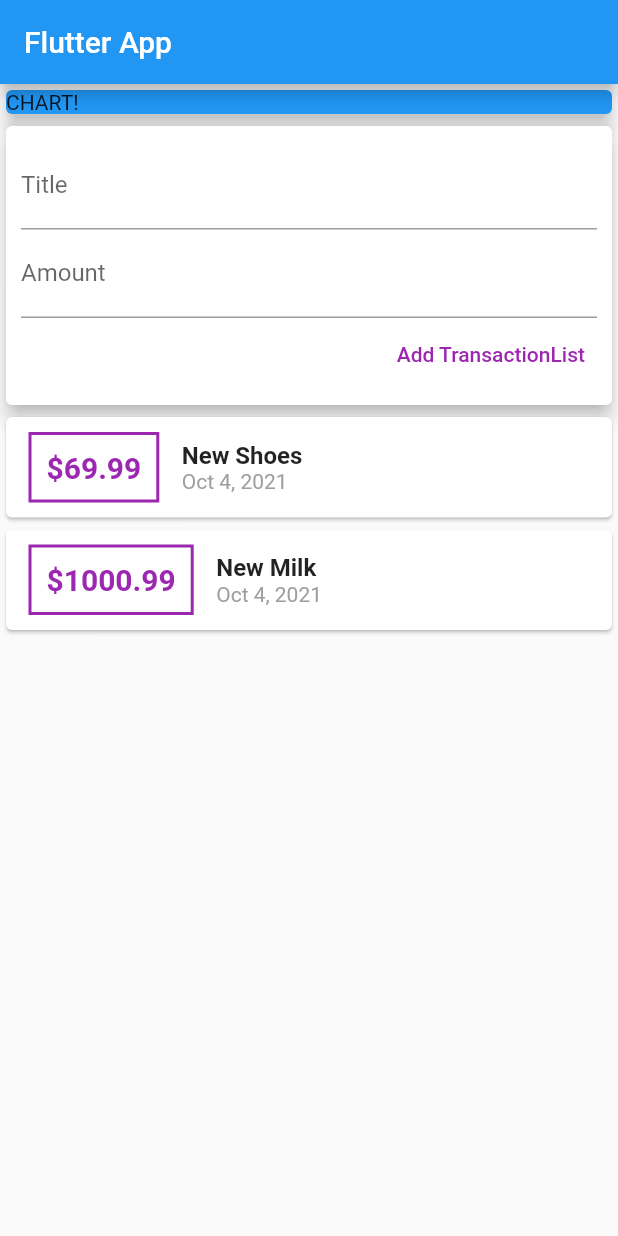
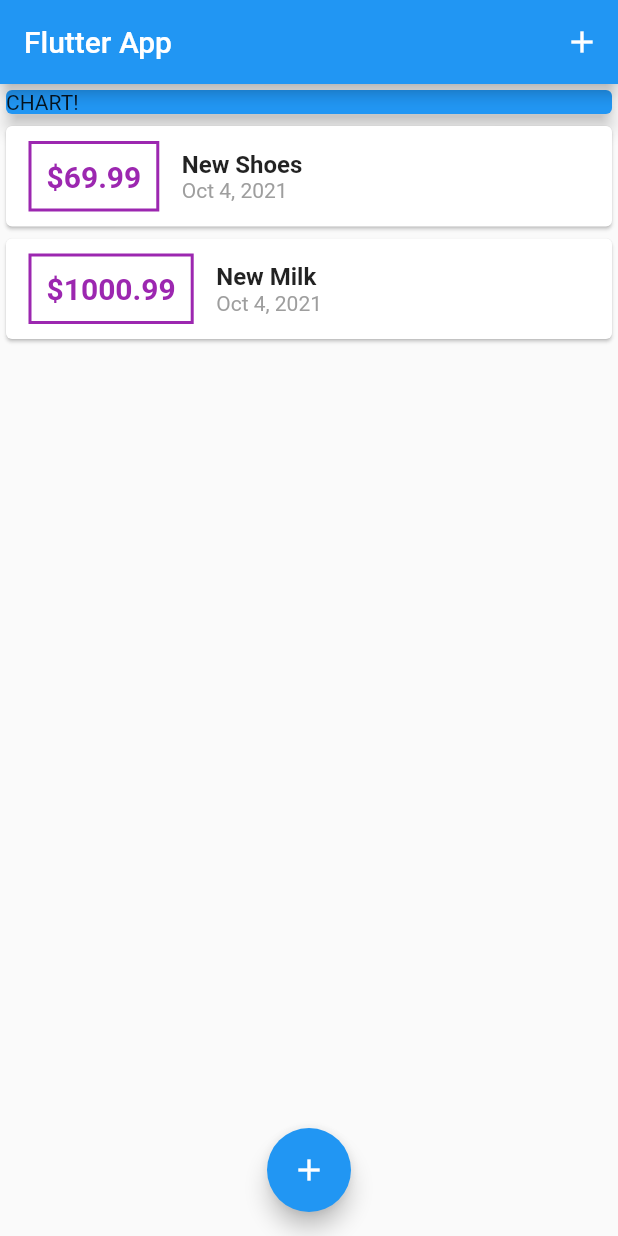
Before and after one commit to HHHMHA/expense-tracker, a Flutter app: the screen it shows after launch, on a phone screen of 412 x 824 dp. Run offline on Flutter 3.47's test engine with Material 2 defaults, Android fonts, the phone set to English and light mode, and no system bars.

Commit message:
Use Modal For Transaction Form

```diff
--- a/lib/main.dart
+++ b/lib/main.dart
@@ -1,4 +1,6 @@
-import 'package:expense_tracker/widgets/transactions_container.dart';
+import 'package:expense_tracker/models/transaction.dart';
+import 'package:expense_tracker/widgets/transaction_form.dart';
+import 'package:expense_tracker/widgets/transaction_list.dart';
 import 'package:flutter/material.dart';
 
 void main() => runApp(MyApp());
@@ -13,12 +15,30 @@ class MyApp extends StatelessWidget {
   }
 }
 
-class MyHomePage extends StatelessWidget {
+class MyHomePage extends StatefulWidget {
+  @override
+  _MyHomePageState createState() => _MyHomePageState();
+}
+
+class _MyHomePageState extends State<MyHomePage> {
+  final List<Transaction> _transactions = [
+    Transaction(
+        id: "1", title: "New Shoes", amount: 69.99, date: DateTime.now()),
+    Transaction(
+        id: "2", title: "New Milk", amount: 1000.99, date: DateTime.now()),
+  ];
+
   @override
   Widget build(BuildContext context) {
     return Scaffold(
       appBar: AppBar(
         title: Text('Flutter App'),
+        actions: [
+          IconButton(
+            icon: Icon(Icons.add),
+            onPressed: () => _showAddTransactionForm(context),
+          ),
+        ],
       ),
       body: SingleChildScrollView(
         child: Column(
@@ -32,10 +52,33 @@ class MyHomePage extends StatelessWidget {
                 elevation: 5,
               ),
             ),
-            TransactionsContainer()
+            TransactionList(
+              transactions: _transactions,
+            )
           ],
         ),
       ),
+      floatingActionButton: FloatingActionButton(
+        child: Icon(Icons.add),
+        onPressed: () => _showAddTransactionForm(context),
+      ),
+      floatingActionButtonLocation: FloatingActionButtonLocation.centerFloat,
     );
   }
+
+  void _showAddTransactionForm(BuildContext ctx) {
+    showModalBottomSheet(
+        context: ctx,
+        builder: (_) {
+          return GestureDetector(
+            onTap: () {},
+            behavior: HitTestBehavior.opaque,
+            child: TransactionForm(onSubmit: (transaction) {
+              setState(() {
+                _transactions.add(transaction);
+              });
+            }),
+          );
+        });
+  }
 }
--- a/lib/widgets/transaction_form.dart
+++ b/lib/widgets/transaction_form.dart
@@ -35,7 +35,7 @@ class TransactionForm extends StatelessWidget {
               TextButton(
                 onPressed: submitData,
                 child: Text(
-                  'Add TransactionList',
+                  'Add Transaction',
                   style: TextStyle(
                     color: Colors.purple,
                   ),
--- a/lib/widgets/transactions_container.dart
+++ /dev/null
@@ -1,34 +0,0 @@
-import 'package:expense_tracker/models/transaction.dart';
-import 'package:expense_tracker/widgets/transaction_form.dart';
-import 'package:expense_tracker/widgets/transaction_list.dart';
-import 'package:flutter/material.dart';
-
-class TransactionsContainer extends StatefulWidget {
-  @override
-  _TransactionsContainerState createState() => _TransactionsContainerState();
-}
-
-class _TransactionsContainerState extends State<TransactionsContainer> {
-  final List<Transaction> _transactions = [
-    Transaction(
-        id: "1", title: "New Shoes", amount: 69.99, date: DateTime.now()),
-    Transaction(
-        id: "2", title: "New Milk", amount: 1000.99, date: DateTime.now()),
-  ];
-
-  @override
-  Widget build(BuildContext context) {
-    return Column(
-      children: [
-        TransactionForm(onSubmit: (transaction) {
-          setState(() {
-            _transactions.add(transaction);
-          });
-        }),
-        TransactionList(
-          transactions: _transactions,
-        )
-      ],
-    );
-  }
-}
```
